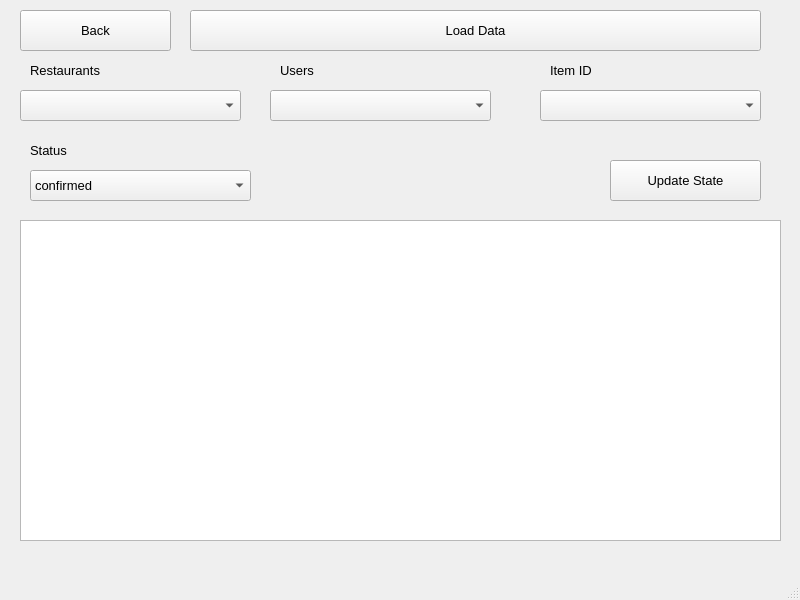
Rathnayake99/PST31130, file Small Food Ordering System in Python/orderManage.ui: the form before one commit.
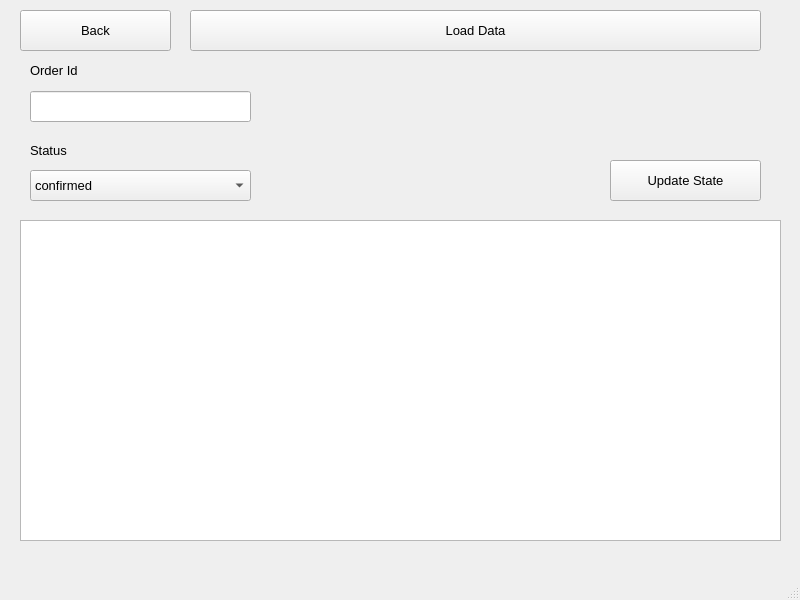
The form after the commit.

```diff
--- a/Small Food Ordering System in Python/orderManage.ui
+++ b/Small Food Ordering System in Python/orderManage.ui
@@ -48,91 +48,10 @@
      <string>Back</string>
     </property>
    </widget>
-   <widget class="QComboBox" name="comboBox">
-    <property name="geometry">
-     <rect>
-      <x>20</x>
-      <y>90</y>
-      <width>221</width>
-      <height>31</height>
-     </rect>
-    </property>
-    <property name="font">
-     <font>
-      <pointsize>10</pointsize>
-     </font>
-    </property>
-   </widget>
-   <widget class="QLabel" name="label">
-    <property name="geometry">
-     <rect>
-      <x>30</x>
-      <y>60</y>
-      <width>91</width>
-      <height>21</height>
-     </rect>
-    </property>
-    <property name="font">
-     <font>
-      <pointsize>10</pointsize>
-     </font>
-    </property>
-    <property name="text">
-     <string>Restaurants</string>
-    </property>
-   </widget>
-   <widget class="QComboBox" name="comboBox_2">
-    <property name="geometry">
-     <rect>
-      <x>270</x>
-      <y>90</y>
-      <width>221</width>
-      <height>31</height>
-     </rect>
-    </property>
-    <property name="font">
-     <font>
-      <pointsize>10</pointsize>
-     </font>
-    </property>
-   </widget>
-   <widget class="QLabel" name="label_2">
-    <property name="geometry">
-     <rect>
-      <x>280</x>
-      <y>60</y>
-      <width>91</width>
-      <height>21</height>
-     </rect>
-    </property>
-    <property name="font">
-     <font>
-      <pointsize>10</pointsize>
-     </font>
-    </property>
-    <property name="text">
-     <string>Users</string>
-    </property>
-   </widget>
-   <widget class="QComboBox" name="comboBox_3">
-    <property name="geometry">
-     <rect>
-      <x>540</x>
-      <y>90</y>
-      <width>221</width>
-      <height>31</height>
-     </rect>
-    </property>
-    <property name="font">
-     <font>
-      <pointsize>10</pointsize>
-     </font>
-    </property>
-   </widget>
    <widget class="QLabel" name="label_3">
     <property name="geometry">
      <rect>
-      <x>550</x>
+      <x>30</x>
       <y>60</y>
       <width>91</width>
       <height>21</height>
@@ -144,7 +63,7 @@
      </font>
     </property>
     <property name="text">
-     <string>Item ID</string>
+     <string>Order Id</string>
     </property>
    </widget>
    <widget class="QComboBox" name="comboBox_4">
@@ -231,6 +150,21 @@
      <string>Load Data</string>
     </property>
    </widget>
+   <widget class="QLineEdit" name="lineEdit">
+    <property name="geometry">
+     <rect>
+      <x>30</x>
+      <y>91</y>
+      <width>221</width>
+      <height>31</height>
+     </rect>
+    </property>
+    <property name="font">
+     <font>
+      <pointsize>10</pointsize>
+     </font>
+    </property>
+   </widget>
   </widget>
   <widget class="QMenuBar" name="menubar">
    <property name="geometry">
```
